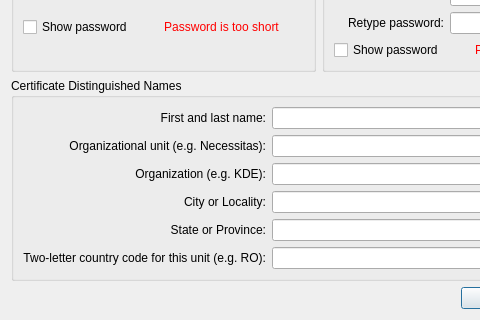
The window that src/plugins/android/androidcreatekeystorecertificate.ui (qt-creator/qt-creator) describes before a commit, drawn with Qt 5; both pictures show x 0 to 480 and y 142 to 462 of the 638 by 462 pixel window.
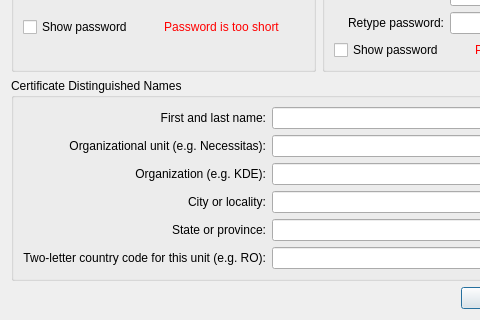
The same window after the commit.

Patch:
```diff
--- a/src/plugins/android/androidcreatekeystorecertificate.ui
+++ b/src/plugins/android/androidcreatekeystorecertificate.ui
@@ -248,7 +248,7 @@
       <item row="3" column="0">
        <widget class="QLabel" name="label_8">
         <property name="text">
-         <string>City or Locality:</string>
+         <string>City or locality:</string>
         </property>
         <property name="alignment">
          <set>Qt::AlignRight|Qt::AlignTrailing|Qt::AlignVCenter</set>
@@ -261,7 +261,7 @@
       <item row="4" column="0">
        <widget class="QLabel" name="label_9">
         <property name="text">
-         <string>State or Province:</string>
+         <string>State or province:</string>
         </property>
         <property name="alignment">
          <set>Qt::AlignRight|Qt::AlignTrailing|Qt::AlignVCenter</set>
```
